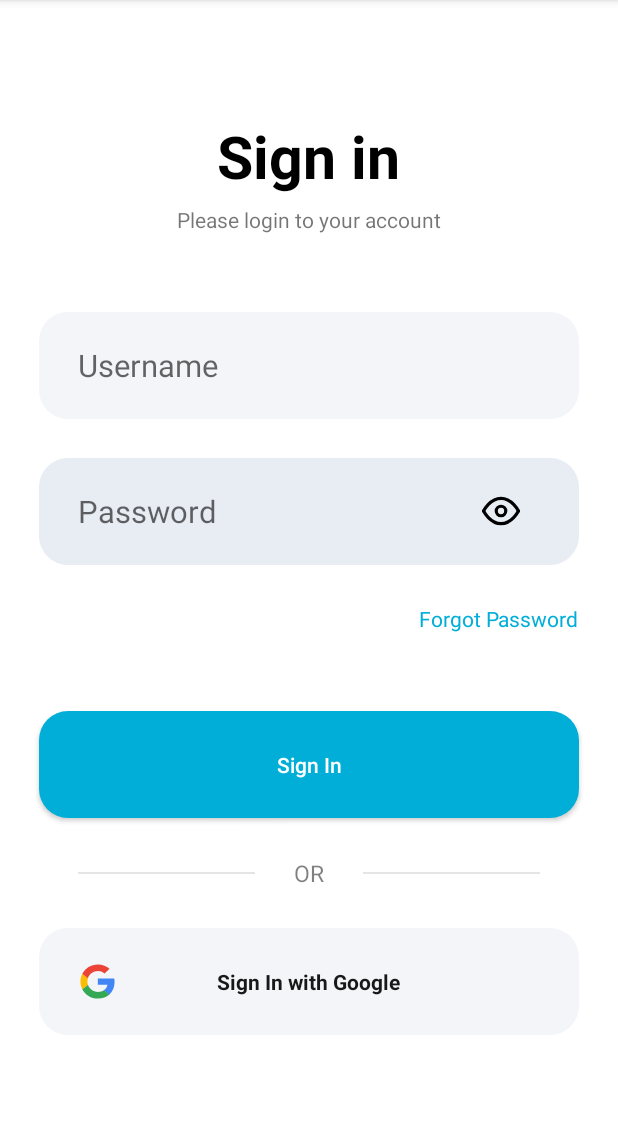
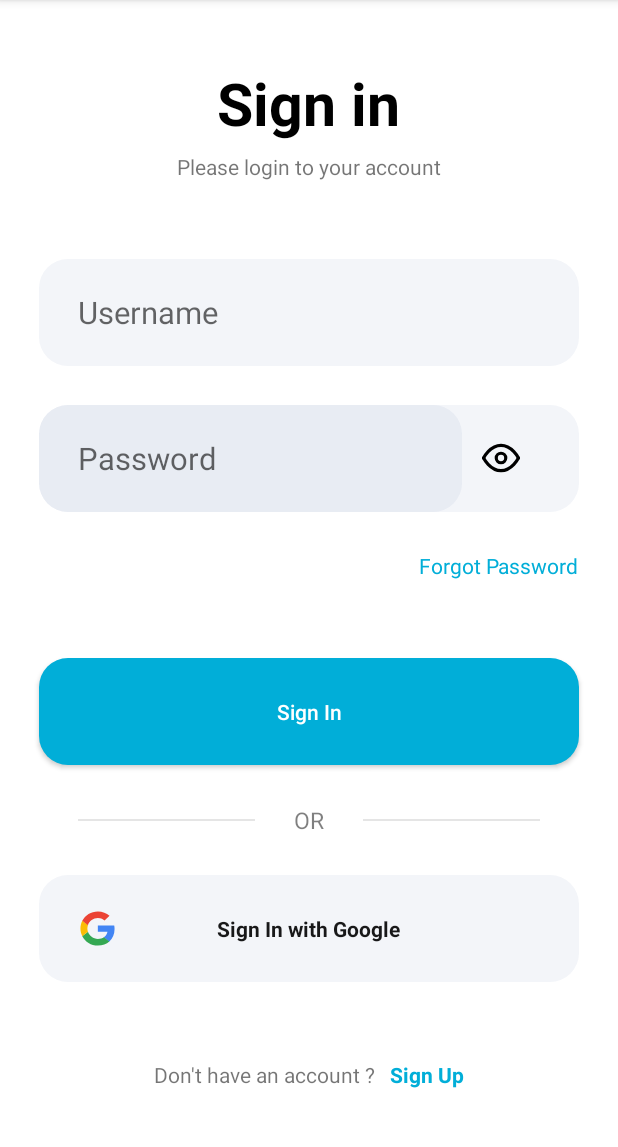
Before and after one commit to Hey-Viswa/Hey-Chat, an Android app: the Login screen opened directly, with no data from a screen before it, on a phone screen of 412 x 824 dp, the part 84-1231 px from its top. Run offline under Robolectric (Android 15) with nearby library versions, the phone set to English and light mode, and no system bars; our stand-ins replace sdp/ssp sizes.

Commit message:
updated login

```diff
--- a/app/src/main/res/layout/activity_login.xml
+++ b/app/src/main/res/layout/activity_login.xml
@@ -24,6 +24,7 @@
         android:text="@string/please_login_to_your_account" />
 
     <EditText
+        android:id="@+id/usernameEdt"
         android:layout_width="match_parent"
         android:layout_height="@dimen/_55sdp"
         android:layout_marginStart="@dimen/_20sdp"
@@ -46,6 +47,8 @@
         android:background="@drawable/rounded_back_dark_blue5_15">
 
         <EditText
+            android:id="@+id/passwordEdt"
+            android:layout_toStartOf="@+id/passwordIcon"
             android:layout_width="match_parent"
             android:layout_height="match_parent"
             android:background="@drawable/rounded_back_dark_blue5_15"
@@ -57,6 +60,7 @@
             android:textSize="@dimen/_16ssp" />
 
         <ImageView
+            android:id="@+id/passwordIcon"
             android:layout_width="@dimen/_40sdp"
             android:layout_height="@dimen/_40sdp"
             android:layout_alignParentEnd="true"
@@ -70,6 +74,7 @@
     </RelativeLayout>
 
    <TextView
+       android:id="@+id/forgotPasswordBtn"
        android:layout_width="wrap_content"
        android:layout_height="wrap_content"
        android:layout_gravity="end"
@@ -79,6 +84,7 @@
        android:textColor="@color/primary"/>
 
     <androidx.appcompat.widget.AppCompatButton
+        android:id="@+id/signInBtn"
         android:layout_width="match_parent"
         android:layout_height="@dimen/_55sdp"
         android:layout_marginEnd="@dimen/_20sdp"
@@ -128,6 +134,7 @@
     </RelativeLayout>
 
     <RelativeLayout
+        android:id="@+id/signinwithGoogle"
         android:layout_width="match_parent"
         android:layout_height="@dimen/_55sdp"
         android:background="@drawable/rounded_back_dark_blue5_15"
@@ -157,7 +164,24 @@
         android:layout_width="wrap_content"
         android:layout_height="wrap_content"
         android:orientation="horizontal"
-        android:gravity="center"/>
+        android:gravity="center"
+        android:layout_marginTop="@dimen/_40sdp" >
+
+        <TextView
+            android:layout_width="wrap_content"
+            android:layout_height="wrap_content"
+            android:text="Don't have an account ? "/>
+
+        <TextView
+            android:id="@+id/signUpbtn"
+            android:layout_width="wrap_content"
+            android:layout_height="wrap_content"
+            android:layout_marginStart="@dimen/_5sdp"
+            android:text="Sign Up"
+            android:textColor="@color/primary"
+            android:textStyle="bold"/>
+    </LinearLayout>
+
 
 
 </LinearLayout>
```
